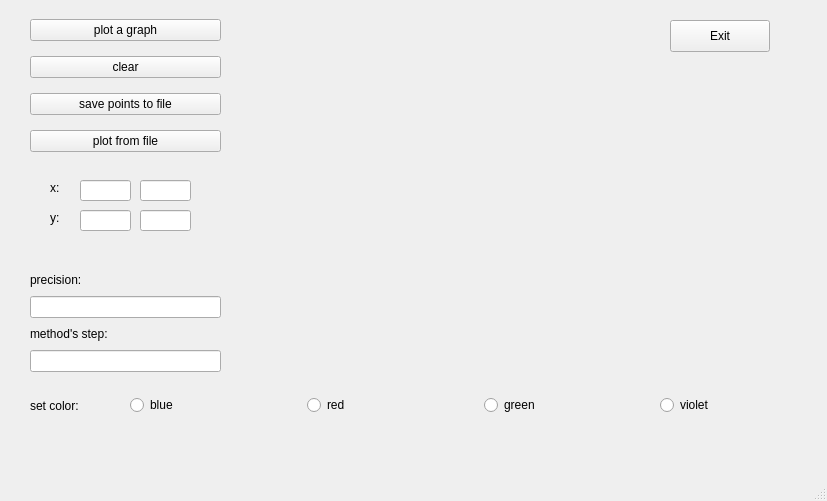
Old version of the form gui/mainwindow.ui in the repository QapFUc/Team-Lobachevsky-nm-1.
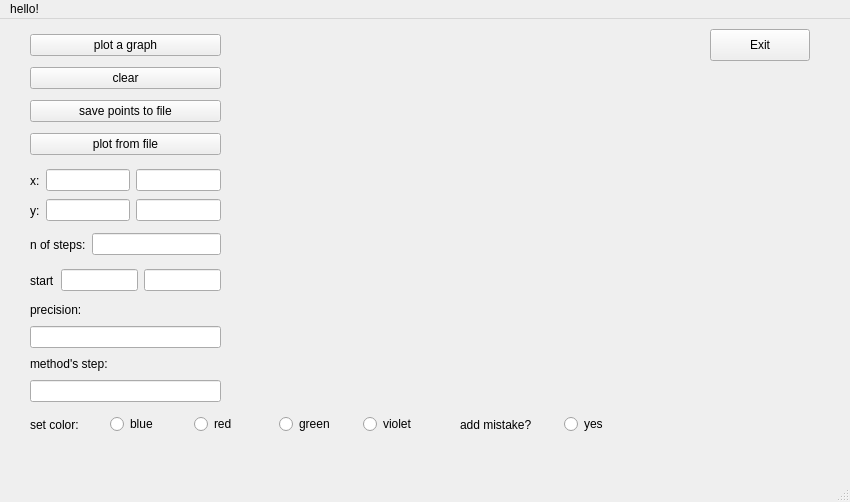
New version of the form. Custom widgets are drawn as their Qt base class.

What changed in the file:
```diff
--- a/gui/mainwindow.ui
+++ b/gui/mainwindow.ui
@@ -6,8 +6,8 @@
    <rect>
     <x>0</x>
     <y>0</y>
-    <width>827</width>
-    <height>501</height>
+    <width>850</width>
+    <height>502</height>
    </rect>
   </property>
   <property name="windowTitle">
@@ -17,8 +17,8 @@
    <widget class="QPushButton" name="exit_button">
     <property name="geometry">
      <rect>
-      <x>670</x>
-      <y>20</y>
+      <x>710</x>
+      <y>10</y>
       <width>100</width>
       <height>32</height>
      </rect>
@@ -33,7 +33,7 @@
       <x>30</x>
       <y>10</y>
       <width>191</width>
-      <height>151</height>
+      <height>134</height>
      </rect>
     </property>
     <layout class="QVBoxLayout" name="verticalLayout">
@@ -71,7 +71,7 @@
     <property name="geometry">
      <rect>
       <x>30</x>
-      <y>270</y>
+      <y>281</y>
       <width>191</width>
       <height>102</height>
      </rect>
@@ -102,9 +102,9 @@
    <widget class="QWidget" name="horizontalLayoutWidget">
     <property name="geometry">
      <rect>
-      <x>130</x>
+      <x>110</x>
       <y>380</y>
-      <width>701</width>
+      <width>331</width>
       <height>51</height>
      </rect>
     </property>
@@ -144,7 +144,7 @@
      <rect>
       <x>30</x>
       <y>385</y>
-      <width>81</width>
+      <width>61</width>
       <height>41</height>
      </rect>
     </property>
@@ -162,74 +162,128 @@
      </rect>
     </property>
    </widget>
-   <widget class="QLineEdit" name="lineEdit_X_begin">
-    <property name="enabled">
-     <bool>true</bool>
-    </property>
+   <widget class="QWidget" name="horizontalLayoutWidget_2">
     <property name="geometry">
      <rect>
-      <x>80</x>
-      <y>180</y>
-      <width>51</width>
-      <height>21</height>
+      <x>460</x>
+      <y>380</y>
+      <width>201</width>
+      <height>51</height>
      </rect>
     </property>
+    <layout class="QHBoxLayout" name="horizontalLayout_2">
+     <item>
+      <widget class="QLabel" name="label_mistake">
+       <property name="text">
+        <string>add mistake?</string>
+       </property>
+      </widget>
+     </item>
+     <item>
+      <widget class="QRadioButton" name="radioButton_mistake">
+       <property name="text">
+        <string>yes</string>
+       </property>
+      </widget>
+     </item>
+    </layout>
    </widget>
-   <widget class="QLineEdit" name="lineEdit_Y_begin">
+   <widget class="QWidget" name="horizontalLayoutWidget_3">
     <property name="geometry">
      <rect>
-      <x>80</x>
+      <x>30</x>
       <y>210</y>
-      <width>51</width>
-      <height>21</height>
+      <width>191</width>
+      <height>31</height>
      </rect>
     </property>
+    <layout class="QHBoxLayout" name="horizontalLayout_3">
+     <item>
+      <widget class="QLabel" name="label_Number_steps">
+       <property name="text">
+        <string>n of steps:</string>
+       </property>
+      </widget>
+     </item>
+     <item>
+      <widget class="QLineEdit" name="lineEdit_number_steps"/>
+     </item>
+    </layout>
    </widget>
-   <widget class="QLabel" name="label_4">
+   <widget class="QWidget" name="horizontalLayoutWidget_4">
     <property name="geometry">
      <rect>
-      <x>50</x>
-      <y>180</y>
-      <width>21</width>
-      <height>16</height>
+      <x>30</x>
+      <y>150</y>
+      <width>191</width>
+      <height>23</height>
      </rect>
     </property>
-    <property name="text">
-     <string>x:</string>
-    </property>
+    <layout class="QHBoxLayout" name="horizontalLayout_4">
+     <item>
+      <widget class="QLabel" name="label_x">
+       <property name="text">
+        <string>x:</string>
+       </property>
+      </widget>
+     </item>
+     <item>
+      <widget class="QLineEdit" name="lineEdit_x_begin"/>
+     </item>
+     <item>
+      <widget class="QLineEdit" name="lineEdit_x_end"/>
+     </item>
+    </layout>
    </widget>
-   <widget class="QLabel" name="label_5">
+   <widget class="QWidget" name="horizontalLayoutWidget_5">
     <property name="geometry">
      <rect>
-      <x>50</x>
-      <y>210</y>
-      <width>21</width>
-      <height>16</height>
-     </rect>
-    </property>
-    <property name="text">
-     <string>y:</string>
-    </property>
-   </widget>
-   <widget class="QLineEdit" name="lineEdit_X_end">
-    <property name="geometry">
-     <rect>
-      <x>140</x>
+      <x>30</x>
       <y>180</y>
-      <width>51</width>
-      <height>21</height>
+      <width>191</width>
+      <height>23</height>
      </rect>
     </property>
+    <layout class="QHBoxLayout" name="horizontalLayout_5">
+     <item>
+      <widget class="QLabel" name="label_y">
+       <property name="text">
+        <string>y:</string>
+       </property>
+      </widget>
+     </item>
+     <item>
+      <widget class="QLineEdit" name="lineEdit_e_begin"/>
+     </item>
+     <item>
+      <widget class="QLineEdit" name="lineEdit_y_end"/>
+     </item>
+    </layout>
    </widget>
-   <widget class="QLineEdit" name="lineEdit_Y_end">
+   <widget class="QWidget" name="horizontalLayoutWidget_6">
     <property name="geometry">
      <rect>
-      <x>140</x>
-      <y>210</y>
-      <width>51</width>
-      <height>21</height>
+      <x>30</x>
+      <y>250</y>
+      <width>191</width>
+      <height>23</height>
      </rect>
     </property>
+    <layout class="QHBoxLayout" name="horizontalLayout_6">
+     <item>
+      <widget class="QLabel" name="label_6">
+       <property name="text">
+        <string>start</string>
+       </property>
+      </widget>
+     </item>
+     <item>
+      <widget class="QLineEdit" name="lineEdit_start_x"/>
+     </item>
+     <item>
+      <widget class="QLineEdit" name="lineEdit_start_y"/>
+     </item>
+    </layout>
    </widget>
   </widget>
   <widget class="QMenuBar" name="menubar">
@@ -237,10 +291,16 @@
     <rect>
      <x>0</x>
      <y>0</y>
-     <width>827</width>
+     <width>850</width>
      <height>24</height>
     </rect>
    </property>
+   <widget class="QMenu" name="menuhello">
+    <property name="title">
+     <string>hello!</string>
+    </property>
+   </widget>
+   <addaction name="menuhello"/>
   </widget>
   <widget class="QStatusBar" name="statusbar"/>
  </widget>
```
